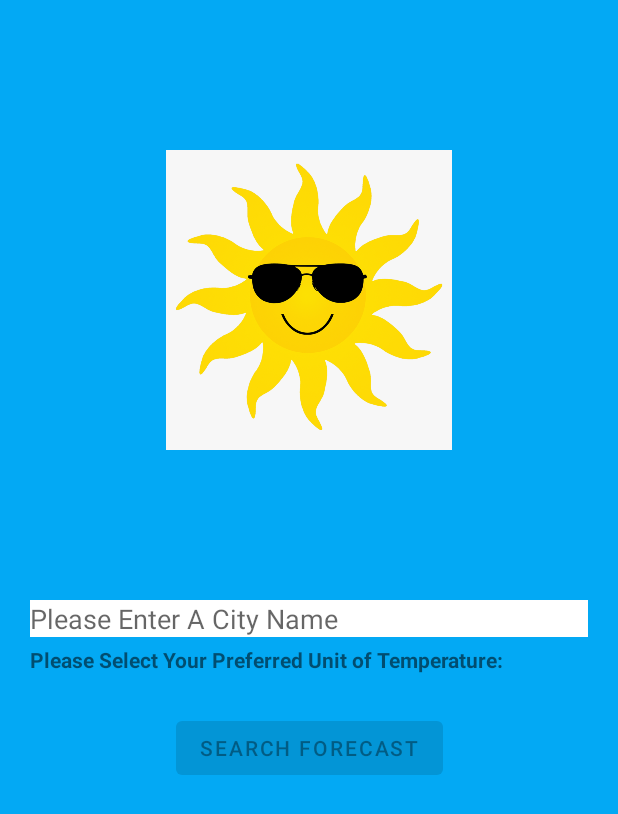
After one commit to lukewhit1/LukeWhitworthWeatherApp, an Android app: the layout fragment_search.xml on its own in the app's theme, with its tools: preview values and no code run, on a phone screen of 412 x 824 dp. The commit adds this screen. Shown: the top 814 px of the screen. Run offline under Robolectric (Android 15) with nearby library versions, the phone set to English and light mode, and no system bars; network calls fail.

Commit message:
2/3 fragments done

```diff
--- a/app/src/main/java/com/example/lukewhitworthweatherapp/view/WeatherRecyclerAdapter.kt
+++ b/app/src/main/java/com/example/lukewhitworthweatherapp/view/WeatherRecyclerAdapter.kt
@@ -45,8 +45,4 @@ class WeatherRecyclerAdapter(private val forecast: MutableList<WeatherListItem>
     override fun getItemCount(): Int {
         return forecast.size
     }
-
-    private fun getPics() {
-
-    }
 }
--- /dev/null
+++ b/app/src/main/res/layout/fragment_search.xml
@@ -0,0 +1,70 @@
+<?xml version="1.0" encoding="utf-8"?>
+<androidx.constraintlayout.widget.ConstraintLayout xmlns:android="http://schemas.android.com/apk/res/android"
+    xmlns:app="http://schemas.android.com/apk/res-auto"
+    xmlns:tools="http://schemas.android.com/tools"
+    android:layout_width="match_parent"
+    android:layout_height="match_parent"
+    tools:context=".SearchFragment">
+
+    <View
+        android:layout_width="match_parent"
+        android:layout_height="match_parent"
+        android:background="#03A9F4"/>
+
+    <ImageView
+        android:id="@+id/iv_sun"
+        android:layout_width="200dp"
+        android:layout_height="200dp"
+        android:src="@drawable/sunshine"
+        app:layout_constraintStart_toStartOf="parent"
+        app:layout_constraintEnd_toEndOf="parent"
+        app:layout_constraintTop_toTopOf="parent"
+        app:layout_constraintBottom_toTopOf="@id/et_city_input"/>
+
+
+
+    <EditText
+        android:id="@+id/et_city_input"
+        android:layout_width="match_parent"
+        android:layout_height="wrap_content"
+        android:background="@color/white"
+        android:hint="Please Enter A City Name"
+        android:layout_margin="20dp"
+        app:layout_constraintTop_toTopOf="parent"
+        app:layout_constraintBottom_toBottomOf="parent"
+        app:layout_constraintStart_toStartOf="parent"
+        app:layout_constraintEnd_toEndOf="parent"/>
+
+    <TextView
+        android:id="@+id/tv_select_unit"
+        android:layout_width="wrap_content"
+        android:layout_height="0dp"
+        android:text="Please Select Your Preferred Unit of Temperature:"
+        android:textStyle="bold"
+        android:layout_marginTop="5dp"
+        android:layout_marginEnd="10dp"
+        app:layout_constraintTop_toBottomOf="@id/et_city_input"
+        app:layout_constraintStart_toStartOf="@id/et_city_input"/>
+
+    <Spinner
+        android:id="@+id/spin_unit_select"
+        android:layout_width="wrap_content"
+        android:layout_height="wrap_content"
+        android:spinnerMode="dropdown"
+        android:background="@color/white"
+        app:layout_constraintStart_toEndOf="@id/tv_select_unit"
+        app:layout_constraintTop_toTopOf="@id/tv_select_unit"
+        />
+
+    <Button
+        android:id="@+id/btn_search"
+        android:layout_width="wrap_content"
+        android:layout_height="wrap_content"
+        android:layout_marginTop="50dp"
+        android:text="Search Forecast"
+        android:enabled="false"
+        app:layout_constraintTop_toBottomOf="@id/et_city_input"
+        app:layout_constraintStart_toStartOf="parent"
+        app:layout_constraintEnd_toEndOf="parent"/>
+
+</androidx.constraintlayout.widget.ConstraintLayout>
```
Also changed, not shown: app/src/main/java/com/example/lukewhitworthweatherapp/MainActivity.kt (+3 -39 lines), app/src/main/java/com/example/lukewhitworthweatherapp/ScrollFragment.kt (added, +52 -0 lines), app/src/main/java/com/example/lukewhitworthweatherapp/SearchFragment.kt (added, +50 -0 lines), app/src/main/java/com/example/lukewhitworthweatherapp/scrollable_list.kt (deleted, +0 -59 lines), app/src/main/res/layout/activity_main.xml (+2 -34 lines), app/src/main/res/layout/fragment_scroll.xml (added, +56 -0 lines), app/src/main/res/layout/fragment_scrollable_list.xml (deleted, +0 -14 lines), app/src/main/res/drawable/sunshine.png (added), app/src/main/sunshine-playstore.png (added).
